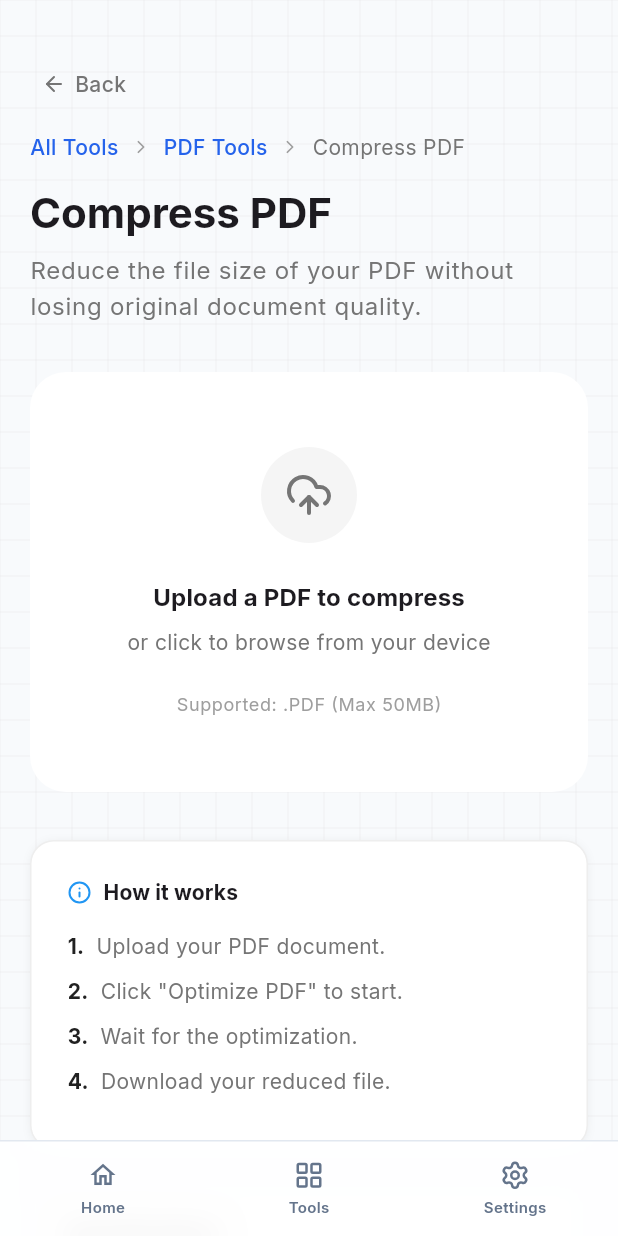
After one commit to nishadmahmud/kitbase-flutter, a Flutter app: the CompressPdfScreen screen opened by its route, on a phone screen of 412 x 824 dp. The commit adds this screen. Run offline on Flutter 3.47's test engine with Material 3 defaults, Android fonts, the phone set to English and light mode, and no system bars; our stand-ins replace file_picker, google_fonts, lucide_icons_flutter, printing; missing offline and left inert: desktop_drop, syncfusion_flutter_pdf, universal_html.

Commit message:
compress

```diff
--- a/lib/main.dart
+++ b/lib/main.dart
@@ -6,6 +6,7 @@ import 'presentation/screens/all_tools/all_tools_screen.dart';
 import 'presentation/screens/tools/merge_pdf_screen.dart';
 import 'presentation/screens/tools/split_pdf_screen.dart';
 import 'presentation/screens/tools/reorder_pdf_screen.dart';
+import 'presentation/screens/tools/compress_pdf_screen.dart';
 import 'presentation/screens/settings/settings_screen.dart';
 import 'presentation/screens/category/category_screen.dart';
 
@@ -99,6 +100,15 @@ class AppRouter {
             onNavigate: (route) =>
                 handleNavigation(context, '/tools/pdf/reorder', route),
             child: const ReorderPdfScreen(),
+          ),
+        );
+      case '/tools/pdf/compress':
+        return MaterialPageRoute(
+          builder: (context) => MainLayout(
+            currentRoute: '/tools/pdf/compress',
+            onNavigate: (route) =>
+                handleNavigation(context, '/tools/pdf/compress', route),
+            child: const CompressPdfScreen(),
           ),
         );
       default:
--- /dev/null
+++ b/lib/presentation/screens/tools/compress_pdf_screen.dart
@@ -0,0 +1,432 @@
+import 'package:flutter/material.dart';
+import 'package:file_picker/file_picker.dart';
+import 'package:lucide_icons_flutter/lucide_icons.dart';
+import 'dart:io';
+import 'package:flutter/foundation.dart' show kIsWeb, compute;
+import 'package:universal_html/html.dart' as html;
+import 'dart:typed_data';
+import 'package:syncfusion_flutter_pdf/pdf.dart';
+
+import 'package:kitbase_flutter/presentation/widgets/tool/tool_header.dart';
+import 'package:kitbase_flutter/presentation/widgets/tool/tool_dropzone.dart';
+import 'package:kitbase_flutter/presentation/widgets/tool/tool_actions.dart';
+import 'package:kitbase_flutter/presentation/widgets/tool/tool_sidebar.dart';
+import 'package:kitbase_flutter/presentation/widgets/tool/tool_result.dart';
+import 'package:kitbase_flutter/core/constants/tools_registry.dart';
+
+// ──────────────────────────────────────────────
+// Isolate: Structural PDF optimization
+// Mirrors the web version's approach: strip metadata,
+// remove unused objects, and save with best compression.
+// ──────────────────────────────────────────────
+Future<Uint8List> _compressPdfIsolate(Uint8List inputBytes) async {
+  final PdfDocument document = PdfDocument(inputBytes: inputBytes);
+
+  // Apply maximum compression to internal streams
+  document.compressionLevel = PdfCompressionLevel.best;
+
+  // Strip all metadata
+  document.documentInformation.title = '';
+  document.documentInformation.author = '';
+  document.documentInformation.subject = '';
+  document.documentInformation.keywords = '';
+  document.documentInformation.creator = '';
+  document.documentInformation.producer = '';
+  document.documentInformation.modificationDate = DateTime(1970);
+  document.documentInformation.creationDate = DateTime(1970);
+
+  // Remove bookmarks
+  if (document.bookmarks.count > 0) {
+    document.bookmarks.clear();
+  }
+
+  // Remove annotations from every page
+  for (int i = 0; i < document.pages.count; i++) {
+    final page = document.pages[i];
+    while (page.annotations.count > 0) {
+      page.annotations.remove(page.annotations[0]);
+    }
+  }
+
+  // Remove form fields
+  try {
+    if (document.form.fields.count > 0) {
+      document.form.fields.clear();
+    }
+    document.form.flattenAllFields();
+  } catch (_) {
+    // Document may not have a form, that's fine
+  }
+
+  // Save the optimized document
+  final bytes = await document.save();
+  document.dispose();
+
+  return Uint8List.fromList(bytes);
+}
+
+// ──────────────────────────────────────────────
+// Main Widget
+// ──────────────────────────────────────────────
+class CompressPdfScreen extends StatefulWidget {
+  const CompressPdfScreen({super.key});
+
+  @override
+  State<CompressPdfScreen> createState() => _CompressPdfScreenState();
+}
+
+class _CompressPdfScreenState extends State<CompressPdfScreen> {
+  PlatformFile? _file;
+  Uint8List? _fileBytes;
+
+  bool _isProcessing = false;
+  Uint8List? _resultBytes;
+  String? _error;
+
+  // ──────────────────────────────────
+  // File handling
+  // ──────────────────────────────────
+  Future<void> _handleFiles(List<PlatformFile> newFiles) async {
+    if (newFiles.isEmpty) return;
+    final f = newFiles.first;
+
+    Uint8List bytes;
+    if (f.bytes != null) {
+      bytes = f.bytes!;
+    } else if (f.path != null) {
+      bytes = await File(f.path!).readAsBytes();
+    } else {
+      return;
+    }
+
+    setState(() {
+      _file = f;
+      _fileBytes = bytes;
+      _resultBytes = null;
+      _error = null;
+    });
+  }
+
+  // ──────────────────────────────────
+  // Compress: runs in background isolate
+  // ──────────────────────────────────
+  Future<void> _handleCompress() async {
+    if (_fileBytes == null) return;
+
+    setState(() {
+      _isProcessing = true;
+      _error = null;
+    });
+
+    try {
+      final result = await compute(_compressPdfIsolate, _fileBytes!);
+
+      if (mounted) {
+        setState(() {
+          _resultBytes = result;
+          _isProcessing = false;
+        });
+      }
+    } catch (e) {
+      if (mounted) {
+        setState(() {
+          _error = e.toString();
+          _isProcessing = false;
+        });
+      }
+    }
+  }
+
+  // ──────────────────────────────────
+  // Download
+  // ──────────────────────────────────
+  Future<void> _downloadResult() async {
+    if (_resultBytes == null || _file == null) return;
+    final fileName = 'kitbase-optimized-${_file!.name}';
+
+    if (kIsWeb) {
+      final blob = html.Blob([_resultBytes!]);
+      final url = html.Url.createObjectUrlFromBlob(blob);
+      html.AnchorElement(href: url)
+        ..setAttribute('download', fileName)
+        ..click();
+      html.Url.revokeObjectUrl(url);
+    } else {
+      final outputFile = await FilePicker.platform.saveFile(
+        dialogTitle: 'Save Optimized PDF',
+        fileName: fileName,
+        type: FileType.custom,
+        allowedExtensions: ['pdf'],
+      );
+      if (outputFile != null) {
+        await File(outputFile).writeAsBytes(_resultBytes!);
+      }
+    }
+  }
+
+  Future<void> _changeFile() async {
+    final result = await FilePicker.platform.pickFiles(
+      type: FileType.custom,
+      allowedExtensions: ['pdf'],
+      allowMultiple: false,
+    );
+    if (result != null && result.files.isNotEmpty) {
+      _handleFiles(result.files);
+    }
+  }
+
+  // ══════════════════════════════════
+  // BUILD: Editor panel
+  // ══════════════════════════════════
+  Widget _buildEditorPanel() {
+    final theme = Theme.of(context);
+    final isDark = theme.brightness == Brightness.dark;
+
+    return Column(
+      crossAxisAlignment: CrossAxisAlignment.stretch,
+      children: [
+        if (_file == null)
+          ToolDropzone(
+            onFiles: _handleFiles,
+            allowedExtensions: const ['pdf'],
+            allowMultiple: false,
+            label: 'Upload a PDF to compress',
+            sublabel: 'or click to browse from your device',
+            supportedText: 'Supported: .PDF (Max 50MB)',
+          )
+        else ...[
+          // File card
+          Container(
+            padding: const EdgeInsets.all(20),
+            margin: const EdgeInsets.only(bottom: 24),
+            decoration: BoxDecoration(
+              color: isDark ? const Color(0xFF111827) : Colors.white,
+              border: Border.all(
+                color: isDark
+                    ? const Color(0xFF1f2937)
+                    : const Color(0xFFe5e7eb),
+              ),
+              borderRadius: BorderRadius.circular(16),
+              boxShadow: [
+                BoxShadow(
+                  color: isDark
+                      ? Colors.black.withValues(alpha: 0.2)
+                      : Colors.black.withValues(alpha: 0.05),
+                  blurRadius: 10,
+                  offset: const Offset(0, 4),
+                ),
+              ],
+            ),
+            child: Row(
+              children: [
+                Icon(
+                  LucideIcons.fileText,
+                  color: isDark ? Colors.grey[100] : Colors.grey[500],
+                  size: 24,
+                ),
+                const SizedBox(width: 16),
+                Expanded(
+                  child: Column(
+                    crossAxisAlignment: CrossAxisAlignment.start,
+                    children: [
+                      Text(
+                        _file!.name,
+                        style: theme.textTheme.bodyMedium?.copyWith(
+                          fontWeight: FontWeight.w600,
+                          color: isDark ? Colors.grey[200] : Colors.grey[900],
+                        ),
+                        maxLines: 1,
+                        overflow: TextOverflow.ellipsis,
+                      ),
+                      Text(
+                        '${(_file!.size / 1024 / 1024).toStringAsFixed(2)} MB',
+                        style: TextStyle(fontSize: 12, color: Colors.grey[500]),
+                      ),
+                    ],
+                  ),
+                ),
+              ],
+            ),
+          ),
+
+          // Actions
+          ToolActions(
+            children: [
+              ActionButton(
+                onClick: _handleCompress,
+                loading: _isProcessing,
+                icon: LucideIcons.archive,
+                label: 'Optimize PDF',
+              ),
+              ActionButton(
+                onClick: _changeFile,
+                icon: LucideIcons.filePlus,
+                variant: ActionButtonVariant.secondary,
+                label: 'Change File',
+              ),
+            ],
+          ),
+
+          // Note message
+          Container(
+            margin: const EdgeInsets.only(top: 16),
+            padding: const EdgeInsets.all(12),
+            decoration: BoxDecoration(
+              color: isDark ? const Color(0x1AF59E0B) : const Color(0xFFFEF3C7),
+              border: Border.all(
+                color: isDark
+                    ? const Color(0x33F59E0B)
+                    : const Color(0xFFFDE68A),
+              ),
+              borderRadius: BorderRadius.circular(8),
+            ),
+            child: RichText(
+              text: TextSpan(
+                style: TextStyle(
+                  fontSize: 14,
+                  color: isDark
+                      ? const Color(0xFFF59E0B)
+                      : const Color(0xFFD97706),
+                ),
+                children: const [
+                  TextSpan(
+                    text: 'Note: ',
+                    style: TextStyle(fontWeight: FontWeight.bold),
+                  ),
+                  TextSpan(
+                    text:
+                        'This tool performs structural optimization. If your PDF contains large images, the size reduction might be minimal as we prioritize document integrity.',
+                  ),
+                ],
+              ),
+            ),
+          ),
+
+          // Error state
+          if (_error != null) ToolResult(success: false, message: _error!),
+
+          // Result state
+          if (_resultBytes != null) ...[
+            const SizedBox(height: 24),
+            ToolResult(
+              success: true,
+              message:
+                  'Optimized to ${(_resultBytes!.length / 1024 / 1024).toStringAsFixed(2)} MB',
+              pdfBytes: _resultBytes,
+              actions: [
+                ActionButton(
+                  onClick: _downloadResult,
+                  icon: LucideIcons.download,
+                  fullWidth: true,
+                  label: 'Download Optimized PDF',
+                  color: Colors.green,
+                ),
+                ActionButton(
+                  onClick: _changeFile,
+                  icon: LucideIcons.filePlus,
+                  fullWidth: true,
+                  label: 'Optimize Another PDF',
+                  variant: ActionButtonVariant.secondary,
+                ),
+              ],
+            ),
+
+            // Saved percentage
+            Padding(
+              padding: const EdgeInsets.only(top: 16),
+              child: Center(
+                child: Text(
+                  _resultBytes!.length < _file!.size
+                      ? 'Saved ${((_file!.size - _resultBytes!.length) / 1024 / 1024).toStringAsFixed(2)} MB (${((1 - _resultBytes!.length / _file!.size) * 100).toStringAsFixed(0)}%)'
+                      : 'Already optimized — no further reduction possible.',
+                  style: TextStyle(
+                    fontSize: 14,
+                    color: isDark ? Colors.grey[400] : Colors.grey[600],
+                    fontWeight: FontWeight.w500,
+                  ),
+                ),
+              ),
+            ),
+          ],
+        ],
+      ],
+    );
+  }
+
+  // ══════════════════════════════════
+  // BUILD: How It Works sidebar
+  // ══════════════════════════════════
+  Widget _buildHowItWorks() {
+    return const ToolSidebar(
+      instructions: [
+        'Upload your PDF document.',
+        'Click "Optimize PDF" to start.',
+        'Wait for the optimization.',
+        'Download your reduced file.',
+      ],
+      specifications: {
+        'Processing': 'Device-local',
+        'Privacy': 'No files uploaded',
+        'Method': 'Structural cleanup',
+        'Max file size': '50 MB',
+        'Text': 'Preserved & selectable',
+      },
+    );
+  }
+
+  // ══════════════════════════════════
+  // BUILD: Main layout
+  // ══════════════════════════════════
+  @override
+  Widget build(BuildContext context) {
+    return LayoutBuilder(
+      builder: (context, constraints) {
+        final isDesktop = constraints.maxWidth > 900;
+
+        return SingleChildScrollView(
+          child: Padding(
+            padding: EdgeInsets.only(
+              left: isDesktop ? 48.0 : 20.0,
+              right: isDesktop ? 48.0 : 20.0,
+              top: 40.0,
+              bottom: 100.0,
+            ),
+            child: Column(
+              crossAxisAlignment: CrossAxisAlignment.start,
+              children: [
+                ToolHeader(
+                  tool: ToolsRegistry.tools.firstWhere(
+                    (t) => t.slug == 'compress',
+                  ),
+                ),
+                isDesktop
+                    ? Row(
+                        crossAxisAlignment: CrossAxisAlignment.start,
+                        children: [
+                          Expanded(
+                            flex: 3,
+                            child: ConstrainedBox(
+                              constraints: const BoxConstraints(maxWidth: 800),
+                              child: _buildEditorPanel(),
+                            ),
+                          ),
+                          const SizedBox(width: 32),
+                          SizedBox(width: 320, child: _buildHowItWorks()),
+                        ],
+                      )
+                    : Column(
+                        crossAxisAlignment: CrossAxisAlignment.stretch,
+                        children: [
+                          _buildEditorPanel(),
+                          const SizedBox(height: 32),
+                          _buildHowItWorks(),
+                        ],
+                      ),
+              ],
+            ),
+          ),
+        );
+      },
+    );
+  }
+}
--- a/lib/presentation/screens/tools/reorder_pdf_screen.dart
+++ b/lib/presentation/screens/tools/reorder_pdf_screen.dart
@@ -573,7 +573,7 @@ class _ReorderPdfScreenState extends State<ReorderPdfScreen> {
                   child: AnimatedContainer(
                     duration: const Duration(milliseconds: 200),
                     transform: isDragging
-                        ? (Matrix4.identity()..scale(0.95))
+                        ? Matrix4.diagonal3Values(0.95, 0.95, 1.0)
                         : Matrix4.identity(),
                     transformAlignment: Alignment.center,
                     child: _buildPageCard(page, index),
--- a/lib/presentation/widgets/tool/tool_actions.dart
+++ b/lib/presentation/widgets/tool/tool_actions.dart
@@ -11,7 +11,12 @@ class ToolActions extends StatelessWidget {
   Widget build(BuildContext context) {
     return Padding(
       padding: const EdgeInsets.only(top: 24.0),
-      child: Row(mainAxisAlignment: MainAxisAlignment.end, children: children),
+      child: Wrap(
+        alignment: WrapAlignment.center,
+        spacing: 12,
+        runSpacing: 12,
+        children: children,
+      ),
     );
   }
 }
```
